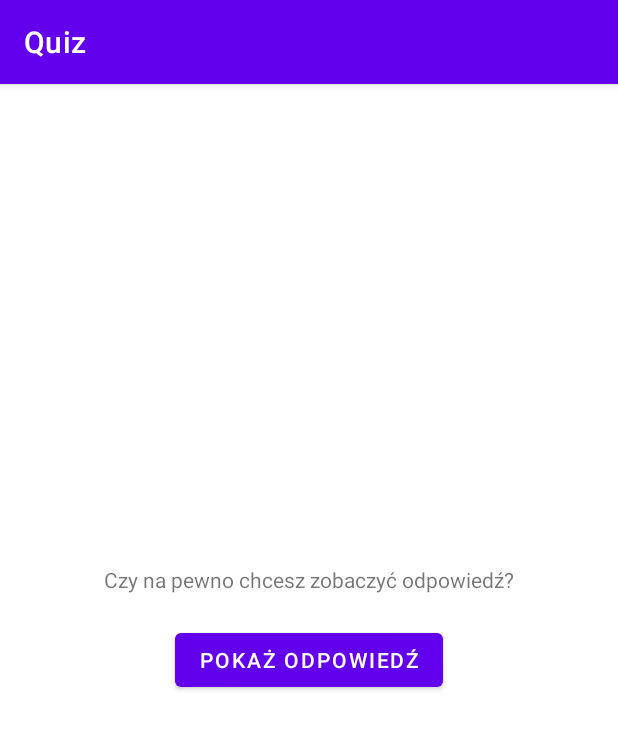
After one commit to NexGenHuman/Zadania_Systemy_Mobilne, an Android app: the PromptActivity screen opened directly, with no data from a screen before it, on a phone screen of 412 x 824 dp. The commit adds this screen. Shown: the top 729 px of the screen. Run offline under Robolectric (Android 15) with nearby library versions, the light colour scheme and no system bars.

Commit message:
Activities update

```diff
--- a/Activities - Zadanie 3/app/src/main/AndroidManifest.xml
+++ b/Activities - Zadanie 3/app/src/main/AndroidManifest.xml
@@ -10,6 +10,9 @@
         android:supportsRtl="true"
         android:theme="@style/Theme.Quiz">
         <activity
+            android:name=".PromptActivity"
+            android:exported="true" />
+        <activity
             android:name=".MainActivity"
             android:exported="true">
             <intent-filter>
--- /dev/null
+++ b/Activities - Zadanie 3/app/src/main/java/com/example/quiz/PromptActivity.java
@@ -0,0 +1,41 @@
+package com.example.quiz;
+
+import androidx.appcompat.app.AppCompatActivity;
+
+import android.content.Intent;
+import android.os.Bundle;
+import android.widget.Button;
+import android.widget.TextView;
+
+public class PromptActivity extends AppCompatActivity {
+
+    public static final String KEY_EXTRA_ANSWER_SHOWN = "answerShown";
+
+    Button showCorrectAnswerButton;
+    TextView answerTextView;
+
+    private boolean correctAnswer;
+
+    @Override
+    protected void onCreate(Bundle savedInstanceState) {
+        super.onCreate(savedInstanceState);
+        setContentView(R.layout.activity_prompt);
+
+        showCorrectAnswerButton = findViewById(R.id.showCorrectAnswerButton);
+        answerTextView = findViewById(R.id.answerTextView);
+
+        correctAnswer = getIntent().getBooleanExtra(MainActivity.KEY_EXTRA_ANSWER, true);
+
+        showCorrectAnswerButton.setOnClickListener(v ->{
+            int answer = correctAnswer ? R.string.button_true : R.string.button_false;
+            answerTextView.setText(answer);
+            setAnswerShownResult(true);
+        });
+    }
+
+    private void setAnswerShownResult(boolean answerWasShown) {
+        Intent resultIntent = new Intent();
+        resultIntent.putExtra(KEY_EXTRA_ANSWER_SHOWN, answerWasShown);
+        setResult(RESULT_OK, resultIntent);
+    }
+}
--- /dev/null
+++ b/Activities - Zadanie 3/app/src/main/res/layout/activity_prompt.xml
@@ -0,0 +1,35 @@
+<?xml version="1.0" encoding="utf-8"?>
+<androidx.constraintlayout.widget.ConstraintLayout xmlns:android="http://schemas.android.com/apk/res/android"
+    xmlns:app="http://schemas.android.com/apk/res-auto"
+    xmlns:tools="http://schemas.android.com/tools"
+    android:layout_width="match_parent"
+    android:layout_height="match_parent"
+    tools:context=".PromptActivity">
+
+    <LinearLayout
+        android:layout_width="match_parent"
+        android:layout_height="match_parent"
+        android:orientation="vertical"
+        android:gravity="center">
+
+        <TextView
+            android:id="@+id/infoView"
+            android:layout_width="wrap_content"
+            android:layout_height="wrap_content"
+            android:text="@string/are_you_sure" />
+
+        <Button
+            android:id="@+id/showCorrectAnswerButton"
+            android:layout_width="wrap_content"
+            android:layout_height="wrap_content"
+            android:layout_margin="20dp"
+            android:text="@string/show_answer" />
+
+        <TextView
+            android:id="@+id/answerTextView"
+            android:layout_width="wrap_content"
+            android:layout_height="wrap_content"
+            tools:text="@string/answer" />
+    </LinearLayout>
+
+</androidx.constraintlayout.widget.ConstraintLayout>
--- a/Activities - Zadanie 3/app/src/main/res/values/strings.xml
+++ b/Activities - Zadanie 3/app/src/main/res/values/strings.xml
@@ -3,6 +3,11 @@
     <string name="button_true">Prawda</string>
     <string name="button_false">Fałsz</string>
     <string name="button_next">Następne</string>
+    <string name="button_prompt">Podpowiedź</string>
+    <string name="answer_was_shown">Oszukujesz! Odpowiedź była już wyświetlona.</string>
+    <string name="are_you_sure">Czy na pewno chcesz zobaczyć odpowiedź?</string>
+    <string name="show_answer">Pokaż odpowiedź</string>
+    <string name="answer">Odpowiedź</string>
 
     <string name="correct_answer">Poprawna odpowiedź</string>
     <string name="incorrect_answer">Błędna odpowiedź</string>
```
Also changed, not shown: Activities - Zadanie 3/app/src/main/java/com/example/quiz/MainActivity.java (+87 -21 lines), Activities - Zadanie 3/app/src/main/res/layout/activity_main.xml (+7 -0 lines).
